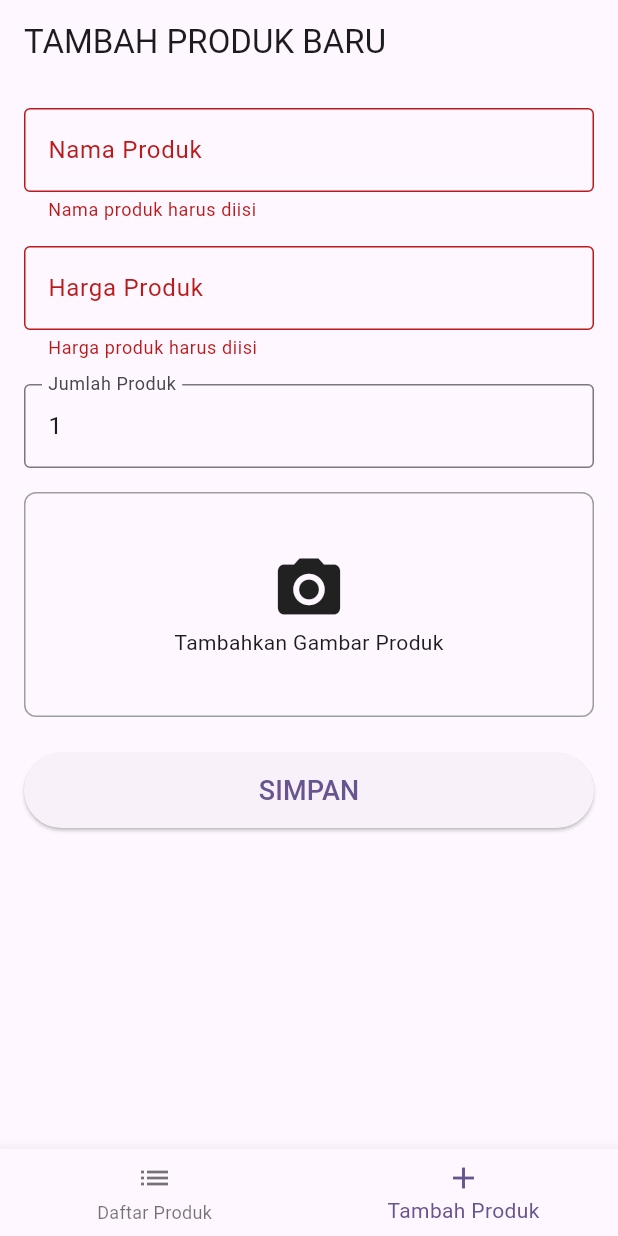
After one commit to mail96/EasyKasir, a Flutter app: the MainScreen screen opened directly, item 2 of the bottom bar chosen, after a tap on "SIMPAN", on a phone screen of 412 x 824 dp. The commit adds this screen. Run offline on Flutter 3.47's test engine with Material 3 defaults, Android fonts, the phone set to English and light mode, and no system bars.

Commit message:
menambahkan fitur management produk

```diff
--- a/easy_kasir/lib/login_page.dart
+++ b/easy_kasir/lib/login_page.dart
@@ -10,7 +10,7 @@ class LoginPage extends StatelessWidget {
       backgroundColor: Colors.black,
       body: Center(
         child: SingleChildScrollView(
-          padding: const EdgeInsets.symmetric(horizontal: 32),
+          padding: const EdgeInsets.symmetric(horizontal: 10),
           child: Column(
             children: [
               // Card untuk logo KasirKu
@@ -43,7 +43,7 @@ class LoginPage extends StatelessWidget {
                 child: ConstrainedBox(
                   constraints: const BoxConstraints(minHeight: 500),
                   child: Padding(
-                    padding: const EdgeInsets.all(24),
+                    padding: const EdgeInsets.all(10),
                     child: Column(
                       children: [
                         const Text(
--- /dev/null
+++ b/easy_kasir/lib/management_product.dart
@@ -0,0 +1,299 @@
+import 'package:flutter/material.dart';
+
+void main() {
+  runApp(MyApp());
+}
+
+class MyApp extends StatelessWidget {
+  @override
+  Widget build(BuildContext context) {
+    return MaterialApp(
+      title: 'Mesin Kasir',
+      theme: ThemeData(
+        primarySwatch: Colors.blue,
+      ),
+      home: MainScreen(),
+    );
+  }
+}
+
+class MainScreen extends StatefulWidget {
+  @override
+  _MainScreenState createState() => _MainScreenState();
+}
+
+class _MainScreenState extends State<MainScreen> {
+  int _currentIndex = 0;
+  final List<Product> _products = [
+    Product(name: "Produk 1", price: 10000, image: "", quantity: 1),
+    Product(name: "Produk 2", price: 15000, image: "", quantity: 2),
+    Product(name: "Produk 3", price: 20000, image: "", quantity: 1),
+  ];
+
+  @override
+  Widget build(BuildContext context) {
+    return Scaffold(
+      appBar: AppBar(
+        title: Text(_currentIndex == 0 ? 'DAFTAR PRODUK' : 'TAMBAH PRODUK BARU'),
+      ),
+      body: _currentIndex == 0
+          ? ProductListScreen(products: _products)
+          : AddProductScreen(
+              onProductAdded: (newProduct) {
+                setState(() {
+                  _products.add(newProduct);
+                });
+              },
+            ),
+      bottomNavigationBar: BottomNavigationBar(
+        currentIndex: _currentIndex,
+        onTap: (index) {
+          setState(() {
+            _currentIndex = index;
+          });
+        },
+        items: [
+          BottomNavigationBarItem(
+            icon: Icon(Icons.list),
+            label: 'Daftar Produk',
+          ),
+          BottomNavigationBarItem(
+            icon: Icon(Icons.add),
+            label: 'Tambah Produk',
+          ),
+        ],
+      ),
+      floatingActionButton: _currentIndex == 0
+          ? FloatingActionButton(
+              onPressed: () {
+                // Aksi untuk menambah produk dari halaman daftar
+                setState(() {
+                  _currentIndex = 1;
+                });
+              },
+              child: Icon(Icons.add),
+              tooltip: 'Tambah Produk',
+            )
+          : null,
+    );
+  }
+}
+
+class Product {
+  final String name;
+  final double price;
+  final String image;
+  int quantity;
+
+  Product({
+    required this.name,
+    required this.price,
+    required this.image,
+    required this.quantity,
+  });
+}
+
+class ProductListScreen extends StatelessWidget {
+  final List<Product> products;
+
+  const ProductListScreen({required this.products});
+
+  @override
+  Widget build(BuildContext context) {
+    return Column(
+      children: [
+        Padding(
+          padding: const EdgeInsets.all(16.0),
+          child: TextField(
+            decoration: InputDecoration(
+              hintText: 'Cari Produk...',
+              prefixIcon: Icon(Icons.search),
+              border: OutlineInputBorder(),
+            ),
+          ),
+        ),
+        Expanded(
+          child: ListView.builder(
+            itemCount: products.length,
+            itemBuilder: (context, index) {
+              final product = products[index];
+              return Card(
+                margin: EdgeInsets.symmetric(horizontal: 16, vertical: 8),
+                child: ListTile(
+                  leading: product.image.isEmpty
+                      ? CircleAvatar(
+                          child: Icon(Icons.shopping_bag),
+                        )
+                      : CircleAvatar(
+                          backgroundImage: NetworkImage(product.image),
+                        ),
+                  title: Text(product.name),
+                  subtitle: Text('Rp ${product.price.toStringAsFixed(0)}'),
+                  trailing: Row(
+                    mainAxisSize: MainAxisSize.min,
+                    children: [
+                      IconButton(
+                        icon: Icon(Icons.remove),
+                        onPressed: () {
+                          // Kurangi jumlah
+                        },
+                      ),
+                      Text('${product.quantity}'),
+                      IconButton(
+                        icon: Icon(Icons.add),
+                        onPressed: () {
+                          // Tambah jumlah
+                        },
+                      ),
+                    ],
+                  ),
+                ),
+              );
+            },
+          ),
+        ),
+      ],
+    );
+  }
+}
+
+class AddProductScreen extends StatefulWidget {
+  final Function(Product) onProductAdded;
+
+  const AddProductScreen({required this.onProductAdded});
+
+  @override
+  _AddProductScreenState createState() => _AddProductScreenState();
+}
+
+class _AddProductScreenState extends State<AddProductScreen> {
+  final _formKey = GlobalKey<FormState>();
+  final _nameController = TextEditingController();
+  final _priceController = TextEditingController();
+  final _quantityController = TextEditingController(text: '1');
+  String _imageUrl = '';
+
+  @override
+  void dispose() {
+    _nameController.dispose();
+    _priceController.dispose();
+    _quantityController.dispose();
+    super.dispose();
+  }
+
+  void _submitForm() {
+    if (_formKey.currentState!.validate()) {
+      final newProduct = Product(
+        name: _nameController.text,
+        price: double.parse(_priceController.text),
+        image: _imageUrl,
+        quantity: int.parse(_quantityController.text),
+      );
+
+      widget.onProductAdded(newProduct);
+
+      ScaffoldMessenger.of(context).showSnackBar(
+        SnackBar(content: Text('Produk berhasil ditambahkan')),
+      );
+
+      // Reset form
+      _formKey.currentState!.reset();
+      _quantityController.text = '1';
+      _imageUrl = '';
+    }
+  }
+
+  @override
+  Widget build(BuildContext context) {
+    return Padding(
+      padding: const EdgeInsets.all(16.0),
+      child: Form(
+        key: _formKey,
+        child: ListView(
+          children: [
+            TextFormField(
+              controller: _nameController,
+              decoration: InputDecoration(
+                labelText: 'Nama Produk',
+                border: OutlineInputBorder(),
+              ),
+              validator: (value) {
+                if (value == null || value.isEmpty) {
+                  return 'Nama produk harus diisi';
+                }
+                return null;
+              },
+            ),
+            SizedBox(height: 16),
+            TextFormField(
+              controller: _priceController,
+              decoration: InputDecoration(
+                labelText: 'Harga Produk',
+                prefixText: 'Rp ',
+                border: OutlineInputBorder(),
+              ),
+              keyboardType: TextInputType.number,
+              validator: (value) {
+                if (value == null || value.isEmpty) {
+                  return 'Harga produk harus diisi';
+                }
+                if (double.tryParse(value) == null) {
+                  return 'Masukkan angka yang valid';
+                }
+                return null;
+              },
+            ),
+            SizedBox(height: 16),
+            TextFormField(
+              controller: _quantityController,
+              decoration: InputDecoration(
+                labelText: 'Jumlah Produk',
+                border: OutlineInputBorder(),
+              ),
+              keyboardType: TextInputType.number,
+              validator: (value) {
+                if (value == null || value.isEmpty) {
+                  return 'Jumlah produk harus diisi';
+                }
+                if (int.tryParse(value) == null) {
+                  return 'Masukkan angka yang valid';
+                }
+                return null;
+              },
+            ),
+            SizedBox(height: 16),
+            GestureDetector(
+              onTap: () {
+                // Aksi untuk menambahkan gambar
+              },
+              child: Container(
+                height: 150,
+                decoration: BoxDecoration(
+                  border: Border.all(color: Colors.grey),
+                  borderRadius: BorderRadius.circular(8),
+                ),
+                child: _imageUrl.isEmpty
+                    ? Column(
+                        mainAxisAlignment: MainAxisAlignment.center,
+                        children: [
+                          Icon(Icons.camera_alt, size: 50),
+                          Text('Tambahkan Gambar Produk'),
+                        ],
+                      )
+                    : Image.network(_imageUrl, fit: BoxFit.cover),
+              ),
+            ),
+            SizedBox(height: 24),
+            ElevatedButton(
+              onPressed: _submitForm,
+              child: Text('SIMPAN', style: TextStyle(fontSize: 18)),
+              style: ElevatedButton.styleFrom(
+                minimumSize: Size(double.infinity, 50),
+              ),
+            ),
+          ],
+        ),
+      ),
+    );
+  }
+}
```
Also changed, not shown: 1 other file.
